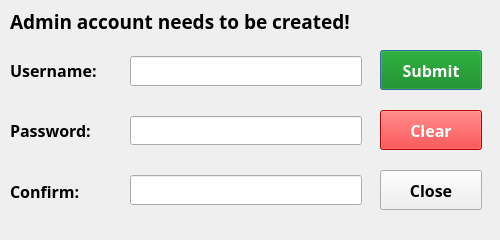
This is UI/uifiles/pwdnew.ui in ayushr01/Library-Management-System as Qt 5 draws it before an edit. The edited form follows.
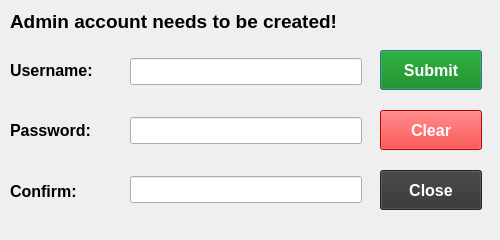
This is the edited form.

Patch:
```diff
--- a/UI/uifiles/pwdnew.ui
+++ b/UI/uifiles/pwdnew.ui
@@ -30,9 +30,7 @@
   </property>
   <property name="font">
    <font>
-    <family>Trebuchet MS</family>
     <pointsize>13</pointsize>
-    <weight>75</weight>
     <bold>true</bold>
    </font>
   </property>
@@ -50,9 +48,7 @@
    </property>
    <property name="font">
     <font>
-     <family>Trebuchet MS</family>
      <pointsize>12</pointsize>
-     <weight>50</weight>
      <bold>false</bold>
     </font>
    </property>
@@ -64,9 +60,7 @@
      <widget class="QLabel" name="username">
       <property name="font">
        <font>
-        <family>Trebuchet MS</family>
         <pointsize>12</pointsize>
-        <weight>75</weight>
         <bold>true</bold>
        </font>
       </property>
@@ -79,9 +73,7 @@
      <widget class="QLabel" name="password">
       <property name="font">
        <font>
-        <family>Trebuchet MS</family>
         <pointsize>12</pointsize>
-        <weight>75</weight>
         <bold>true</bold>
        </font>
       </property>
@@ -94,9 +86,7 @@
      <widget class="QLabel" name="passwordagain">
       <property name="font">
        <font>
-        <family>Trebuchet MS</family>
         <pointsize>12</pointsize>
-        <weight>75</weight>
         <bold>true</bold>
        </font>
       </property>
@@ -118,9 +108,7 @@
    </property>
    <property name="font">
     <font>
-     <family>Trebuchet MS</family>
      <pointsize>12</pointsize>
-     <weight>75</weight>
      <bold>true</bold>
     </font>
    </property>
@@ -144,9 +132,7 @@
       </property>
       <property name="font">
        <font>
-        <family>Trebuchet MS</family>
         <pointsize>12</pointsize>
-        <weight>75</weight>
         <bold>true</bold>
        </font>
       </property>
@@ -169,9 +155,7 @@
       </property>
       <property name="font">
        <font>
-        <family>Trebuchet MS</family>
         <pointsize>12</pointsize>
-        <weight>75</weight>
         <bold>true</bold>
        </font>
       </property>
@@ -194,14 +178,13 @@
       </property>
       <property name="font">
        <font>
-        <family>Trebuchet MS</family>
         <pointsize>12</pointsize>
-        <weight>75</weight>
         <bold>true</bold>
        </font>
       </property>
       <property name="styleSheet">
-       <string notr="true"/>
+       <string notr="true">background-color: #333333;
+color: white;</string>
       </property>
       <property name="text">
        <string>Close</string>
@@ -221,9 +204,7 @@
    </property>
    <property name="font">
     <font>
-     <family>Trebuchet MS</family>
      <pointsize>14</pointsize>
-     <weight>75</weight>
      <bold>true</bold>
      <underline>false</underline>
     </font>
@@ -267,9 +248,7 @@
    </property>
    <property name="font">
     <font>
-     <family>Trebuchet MS</family>
      <pointsize>12</pointsize>
-     <weight>75</weight>
      <bold>true</bold>
     </font>
    </property>
@@ -293,9 +272,7 @@
       </property>
       <property name="font">
        <font>
-        <family>Trebuchet MS</family>
         <pointsize>12</pointsize>
-        <weight>75</weight>
         <bold>true</bold>
        </font>
       </property>
@@ -311,9 +288,7 @@
       </property>
       <property name="font">
        <font>
-        <family>Trebuchet MS</family>
         <pointsize>12</pointsize>
-        <weight>75</weight>
         <bold>true</bold>
        </font>
       </property>
@@ -335,9 +310,7 @@
       </property>
       <property name="font">
        <font>
-        <family>Trebuchet MS</family>
         <pointsize>12</pointsize>
-        <weight>75</weight>
         <bold>true</bold>
        </font>
       </property>
```
Left out of the diff: 6 changed lines with no effect on the pictures.
